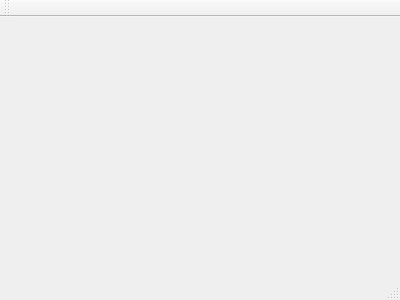
First picture: the form in homestation.ui, repository addilind/RFID_MED, before the edit.
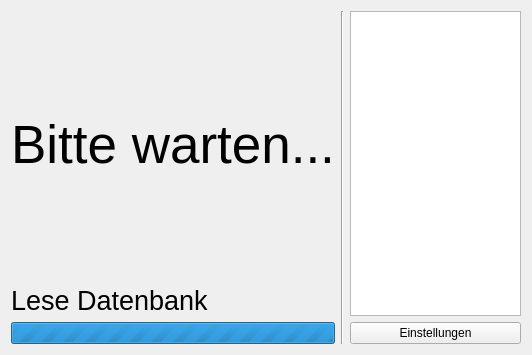
Second picture: the form after the edit. Icons and pictures are not drawn.

Patch:
```diff
--- a/homestation.ui
+++ b/homestation.ui
@@ -1,24 +1,113 @@
 <ui version="4.0">
  <class>Homestation</class>
- <widget class="QMainWindow" name="Homestation" >
-  <property name="geometry" >
+ <widget class="QMainWindow" name="Homestation">
+  <property name="geometry">
    <rect>
     <x>0</x>
     <y>0</y>
-    <width>400</width>
-    <height>300</height>
+    <width>532</width>
+    <height>355</height>
    </rect>
   </property>
   <property name="windowTitle" >
    <string>Homestation</string>
   </property>
-  <widget class="QMenuBar" name="menuBar" />
-  <widget class="QToolBar" name="mainToolBar" />
-  <widget class="QWidget" name="centralWidget" />
-  <widget class="QStatusBar" name="statusBar" />
+  <property name="windowIcon">
+   <iconset resource="resources.qrc">
+    <normaloff>:/icons/pill.png</normaloff>:/icons/pill.png</iconset>
+  </property>
+  <property name="locale">
+   <locale language="German" country="Germany"/>
+  </property>
+  <widget class="QWidget" name="centralWidget">
+   <layout class="QHBoxLayout" name="horizontalLayout">
+    <item>
+     <layout class="QVBoxLayout" name="verticalLayout_2">
+      <item>
+       <widget class="QLabel" name="mainPrompt">
+        <property name="sizePolicy">
+         <sizepolicy hsizetype="Preferred" vsizetype="Preferred">
+          <horstretch>0</horstretch>
+          <verstretch>1</verstretch>
+         </sizepolicy>
+        </property>
+        <property name="font">
+         <font>
+          <pointsize>40</pointsize>
+         </font>
+        </property>
+        <property name="text">
+         <string>Bitte warten...</string>
+        </property>
+        <property name="alignment">
+         <set>Qt::AlignCenter</set>
+        </property>
+       </widget>
+      </item>
+      <item>
+       <widget class="QLabel" name="explanation">
+        <property name="sizePolicy">
+         <sizepolicy hsizetype="Preferred" vsizetype="Preferred">
+          <horstretch>0</horstretch>
+          <verstretch>0</verstretch>
+         </sizepolicy>
+        </property>
+        <property name="font">
+         <font>
+          <pointsize>20</pointsize>
+         </font>
+        </property>
+        <property name="text">
+         <string>Lese Datenbank</string>
+        </property>
+       </widget>
+      </item>
+      <item>
+       <widget class="QProgressBar" name="progressBar">
+        <property name="maximum">
+         <number>0</number>
+        </property>
+        <property name="value">
+         <number>-1</number>
+        </property>
+       </widget>
+      </item>
+     </layout>
+    </item>
+    <item>
+     <widget class="Line" name="line">
+      <property name="orientation">
+       <enum>Qt::Vertical</enum>
+      </property>
+     </widget>
+    </item>
+    <item>
+     <layout class="QVBoxLayout" name="verticalLayout">
+      <item>
+       <widget class="QListWidget" name="listWidget">
+        <property name="frameShape">
+         <enum>QFrame::StyledPanel</enum>
+        </property>
+        <property name="frameShadow">
+         <enum>QFrame::Sunken</enum>
+        </property>
+       </widget>
+      </item>
+      <item>
+       <widget class="QPushButton" name="pushButton">
+        <property name="text">
+         <string>Einstellungen</string>
+        </property>
+       </widget>
+      </item>
+     </layout>
+    </item>
+   </layout>
+  </widget>
  </widget>
- <layoutDefault spacing="6" margin="11" />
- <pixmapfunction></pixmapfunction>
- <resources/>
+ <layoutdefault spacing="6" margin="11"/>
+ <resources>
+  <include location="resources.qrc"/>
+ </resources>
  <connections/>
 </ui>
```
Left out of the diff: 5 changed lines with no effect on the pictures.
